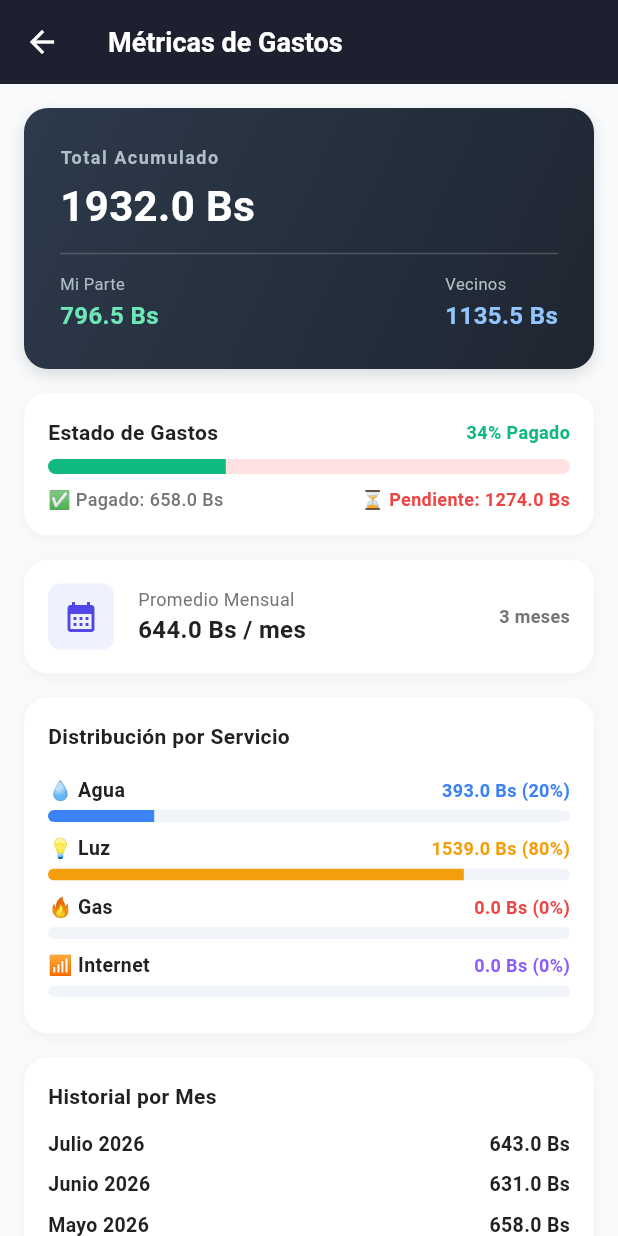
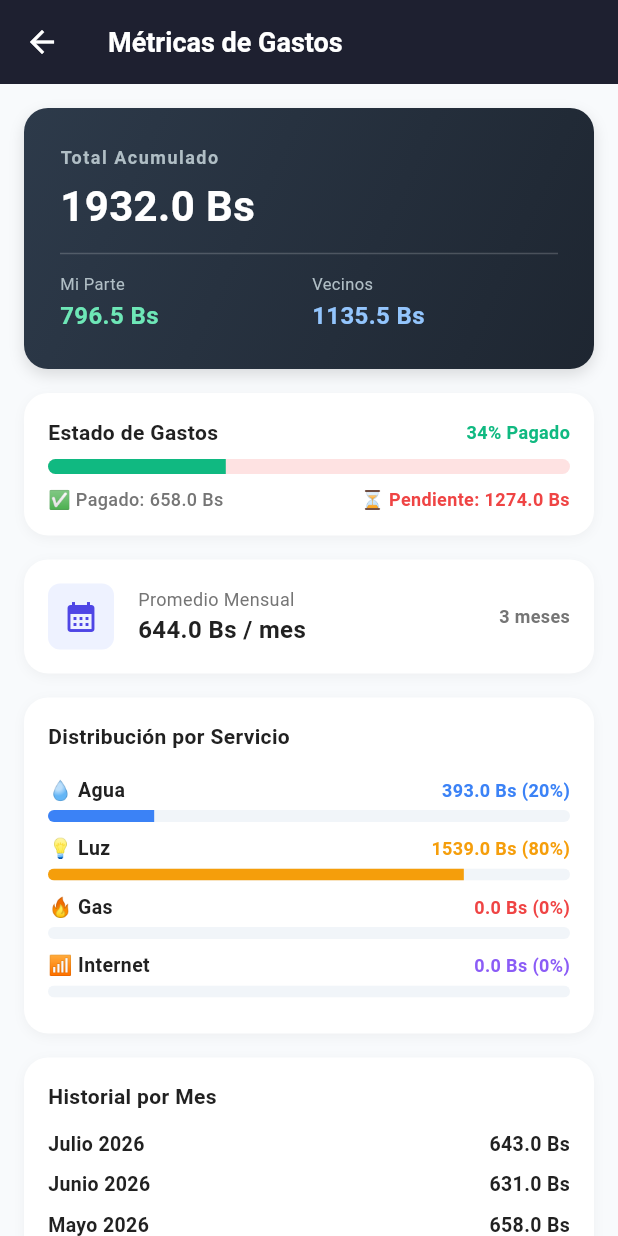
Before and after one commit to Alejandro-Gerard-Sejas-Jiemenez/service_basic, a Flutter app: the screen it shows after launch, after a tap on the "bar chart" icon, on a phone screen of 412 x 824 dp. Run offline on Flutter 3.47's test engine with Material 3 defaults, Android fonts, the phone set to English and light mode, and no system bars; our stand-ins replace shared_preferences.

Commit message:
fix: resolve text overflow in expense status card

```diff
--- a/lib/ui/features/home/views/metrics_screen.dart
+++ b/lib/ui/features/home/views/metrics_screen.dart
@@ -111,19 +111,23 @@ class MetricsScreen extends StatelessWidget {
                         ),
                         const Divider(color: Color(0x30FFFFFF), height: 24),
                         Row(
-                          mainAxisAlignment: MainAxisAlignment.spaceBetween,
                           children: [
-                            _buildKpiMini(
+                            Expanded(
+                              child: _buildKpiMini(
                                 label: AppStrings.myTotal,
                                 value:
                                     '${viewModel.allTimeOwnerTotal.toStringAsFixed(1)} Bs',
                                 color: const Color(0xFF6EE7B7),
                               ),
-                            _buildKpiMini(
+                            ),
+                            const SizedBox(width: AppSpacing.xs),
+                            Expanded(
+                              child: _buildKpiMini(
                                 label: AppStrings.tenantTotal,
                                 value:
                                     '${viewModel.allTimeTenantTotal.toStringAsFixed(1)} Bs',
                                 color: const Color(0xFF93C5FD),
+                              ),
                             ),
                           ],
                         ),
@@ -188,9 +192,9 @@ class MetricsScreen extends StatelessWidget {
                         ),
                         const SizedBox(height: AppSpacing.sm),
                         Row(
-                          mainAxisAlignment: MainAxisAlignment.spaceBetween,
                           children: [
-                            Text(
+                            Expanded(
+                              child: Text(
                                 '✅ Pagado: ${viewModel.allTimePaidTotal.toStringAsFixed(1)} Bs',
                                 style: const TextStyle(
                                   fontSize: 12,
@@ -198,12 +202,17 @@ class MetricsScreen extends StatelessWidget {
                                   fontWeight: FontWeight.w500,
                                 ),
                               ),
-                            Text(
+                            ),
+                            const SizedBox(width: AppSpacing.xs),
+                            Expanded(
+                              child: Text(
                                 '⏳ Pendiente: ${viewModel.allTimePendingTotal.toStringAsFixed(1)} Bs',
+                                textAlign: TextAlign.end,
                                 style: const TextStyle(
                                   fontSize: 12,
                                   color: Color(0xFFEF4444),
                                   fontWeight: FontWeight.w600,
+                                ),
                               ),
                             ),
                           ],
```
Also changed, not shown: 1 other file. Lines whose indentation alone changed are shown as unchanged.
